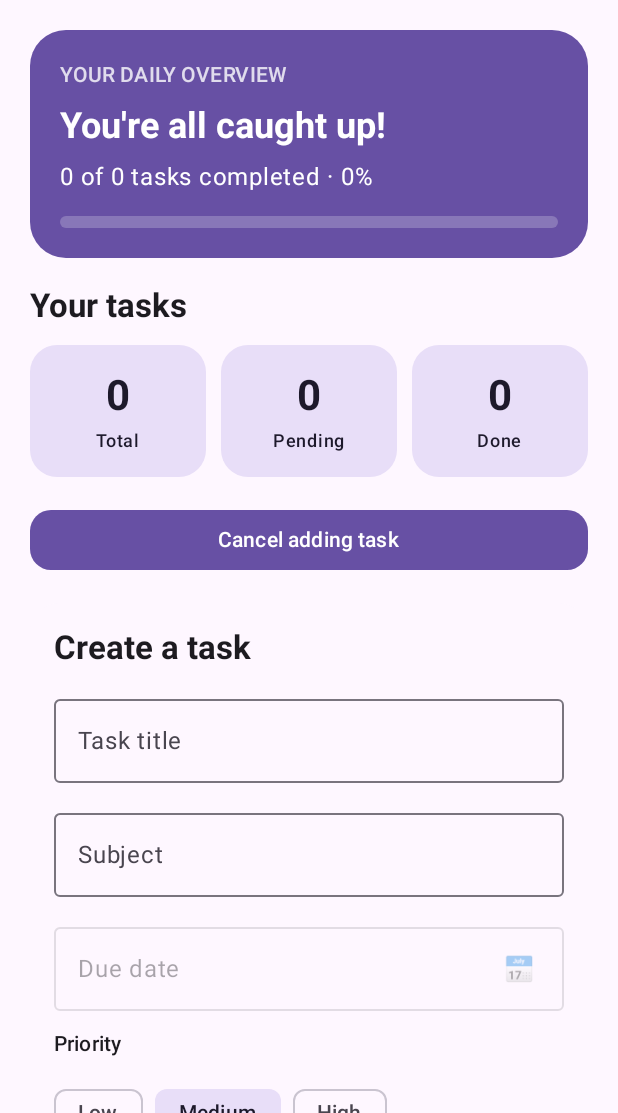
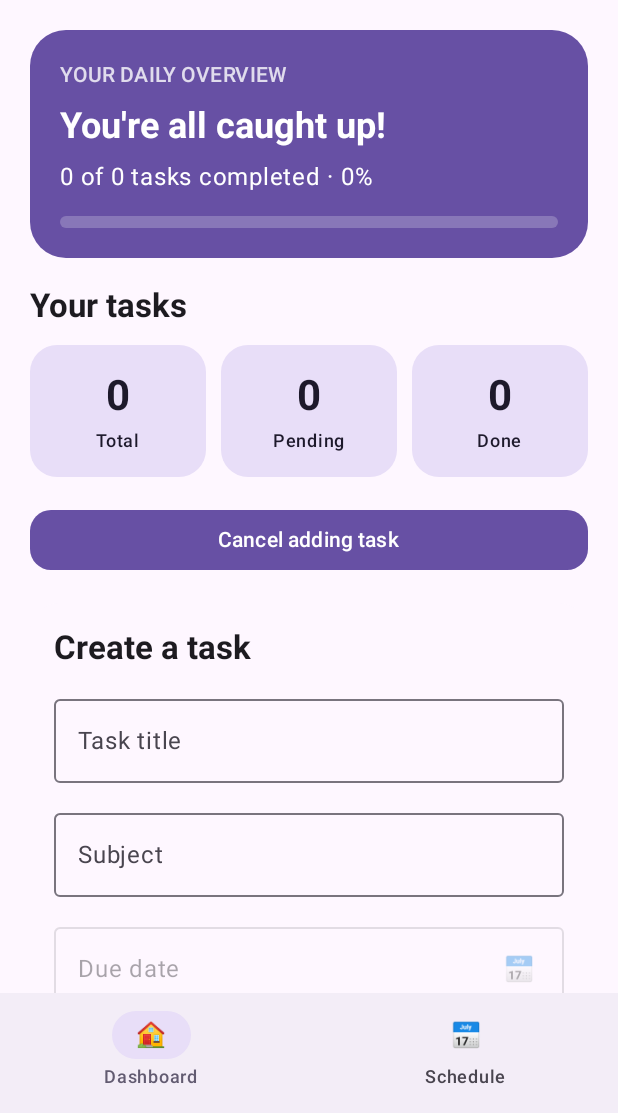
Before and after one commit to clara004/TaskNest, an Android app built with Jetpack Compose: the screen it shows after launch (MainActivity), after a tap on "+ Add Task", on a phone screen of 412 x 824 dp, the part 123-1236 px from its top. Run offline under Robolectric (Android 15) with nearby library versions, the phone set to English and light mode, and no system bars; our stand-ins replace Room's generated code.

Commit message:
add dashboard and schedule navigation

```diff
--- a/app/src/main/java/com/example/tasknest/MainActivity.kt
+++ b/app/src/main/java/com/example/tasknest/MainActivity.kt
@@ -58,7 +58,13 @@ import java.text.SimpleDateFormat
 import java.util.Date
 import java.util.Locale
 import java.util.TimeZone
-
+import androidx.compose.material3.Scaffold
+import androidx.compose.material3.NavigationBar
+import androidx.compose.material3.NavigationBarItem
+import androidx.compose.runtime.getValue
+import androidx.compose.runtime.setValue
+import androidx.compose.runtime.mutableStateOf
+import androidx.compose.runtime.remember
 class MainActivity : ComponentActivity() {
 
     override fun onCreate(savedInstanceState: Bundle?) {
@@ -69,11 +75,76 @@ class MainActivity : ComponentActivity() {
 
         setContent {
             MaterialTheme {
-                Surface(
-                    modifier = Modifier.fillMaxSize(),
-                    color = MaterialTheme.colorScheme.background
-                ) {
-                    TaskNestDashboard(repository)
+                var selectedTab by remember { mutableStateOf("Dashboard") }
+                var selectedTask by remember { mutableStateOf<TaskEntity?>(null) }
+
+                Scaffold(
+                    bottomBar = {
+                        if (selectedTask == null) {
+                            NavigationBar {
+                                NavigationBarItem(
+                                    selected = selectedTab == "Dashboard",
+                                    onClick = { selectedTab = "Dashboard" },
+                                    icon = {
+                                        Text("🏠")
+                                    },
+                                    label = {
+                                        Text("Dashboard")
+                                    }
+                                )
+
+                                NavigationBarItem(
+                                    selected = selectedTab == "Schedule",
+                                    onClick = { selectedTab = "Schedule" },
+                                    icon = {
+                                        Text("📅")
+                                    },
+                                    label = {
+                                        Text("Schedule")
+                                    }
+                                )
+                            }
+                        }
+                    }
+                ) { innerPadding ->
+
+                    Box(
+                        modifier = Modifier
+                            .fillMaxSize()
+                            .padding(innerPadding)
+                    ) {
+                        if (selectedTask != null) {
+
+                            TaskDetailsScreen(
+                                task = selectedTask!!,
+                                repository = repository,
+                                onBack = {
+                                    selectedTask = null
+                                },
+                                onDeleted = {
+                                    selectedTask = null
+                                    selectedTab = "Schedule"
+                                }
+                            )
+
+                        } else {
+
+                            when (selectedTab) {
+                                "Dashboard" -> {
+                                    TaskNestDashboard(repository)
+                                }
+
+                                "Schedule" -> {
+                                    ScheduleScreen(
+                                        repository = repository,
+                                        onTaskClick = { task ->
+                                            selectedTask = task
+                                        }
+                                    )
+                                }
+                            }
+                        }
+                    }
                 }
             }
         }
```
